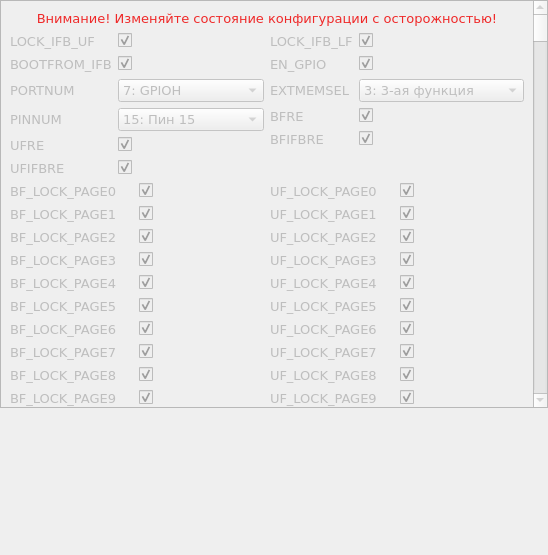
First picture: the form in app/ui/config01t.ui, repository ntsfv/flasher, before the edit.
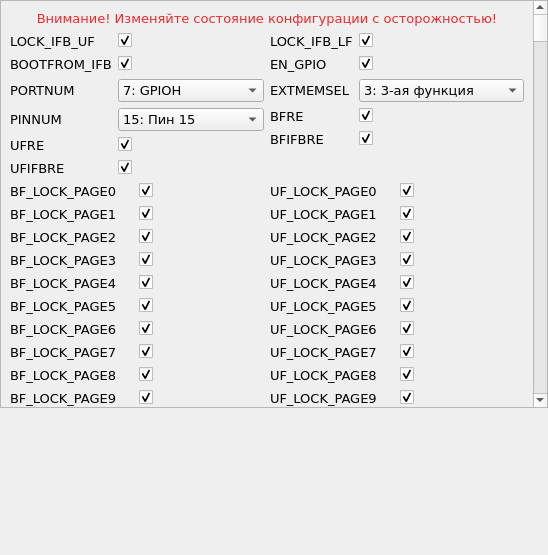
Second picture: the form after the edit.

Patch:
```diff
--- a/app/ui/config01t.ui
+++ b/app/ui/config01t.ui
@@ -35,7 +35,7 @@
    <item>
     <widget class="QScrollArea" name="tconfig_frm_cfg">
      <property name="enabled">
-      <bool>false</bool>
+      <bool>true</bool>
      </property>
      <property name="verticalScrollBarPolicy">
       <enum>Qt::ScrollBarAlwaysOn</enum>
```
